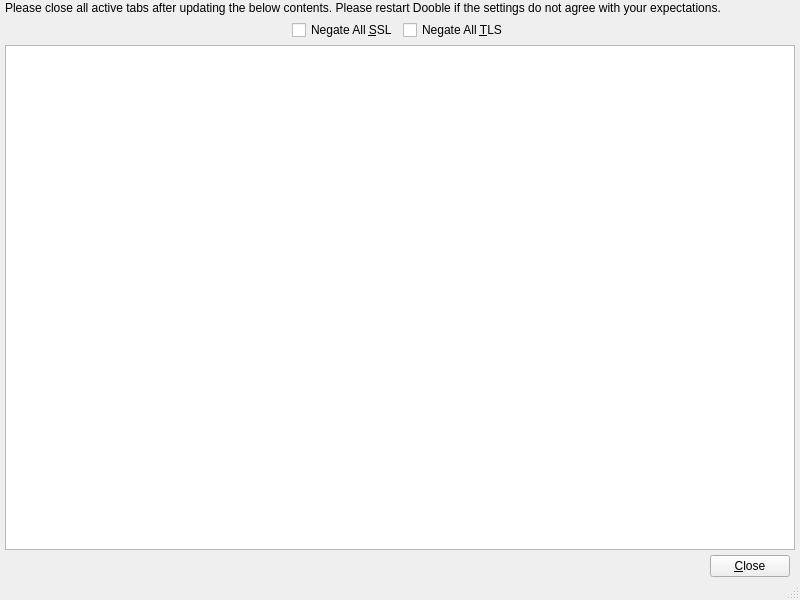
Qt form Version 1.x/UI/dsslciphers.ui (textbrowser/dooble) before a commit.
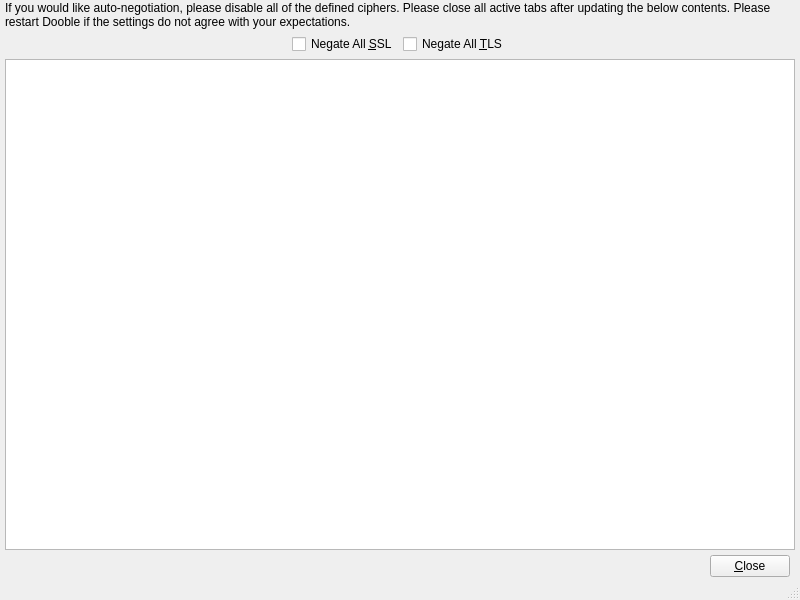
The same form after that commit.

Commit message: Consider SSLv3 when populating Allowed SSL Ciphers. Describe auto-negotiation in Allowed SSL Ciphers.

What changed in the file:
```diff
--- a/Version 1.x/UI/dsslciphers.ui
+++ b/Version 1.x/UI/dsslciphers.ui
@@ -33,7 +33,7 @@
     <item>
      <widget class="QLabel" name="label">
       <property name="text">
-       <string>Please close all active tabs after updating the below contents. Please restart Dooble if the settings do not agree with your expectations.</string>
+       <string>If you would like auto-negotiation, please disable all of the defined ciphers. Please close all active tabs after updating the below contents. Please restart Dooble if the settings do not agree with your expectations.</string>
       </property>
       <property name="wordWrap">
        <bool>true</bool>
```
The commit also changes 2 other files.
